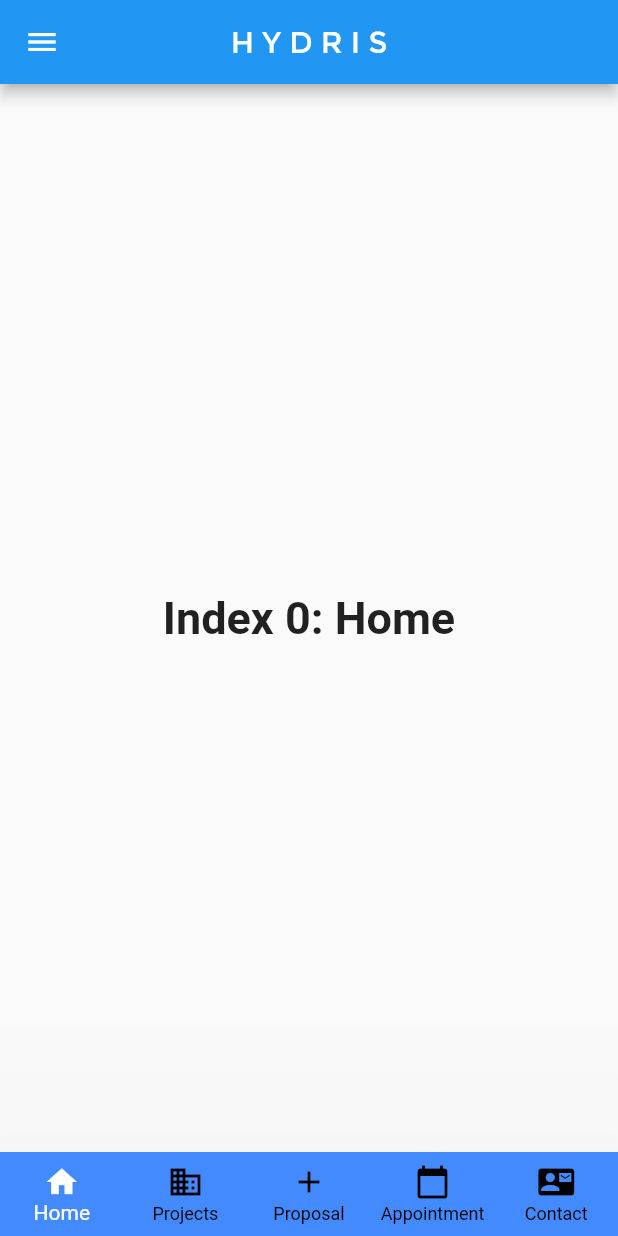
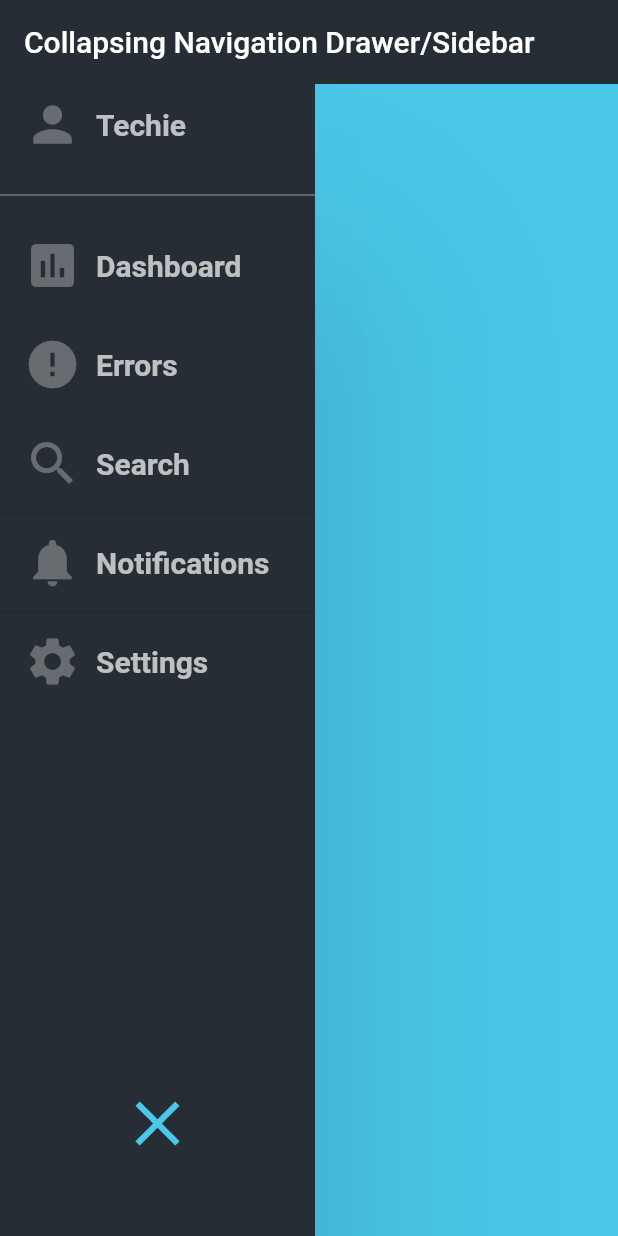
Before and after one commit to JosephLattisaw/hydris, a Flutter app: the screen it shows after launch, on a phone screen of 412 x 824 dp. Run offline on Flutter 3.47's test engine with Material 2 defaults, Android fonts, the phone set to English and light mode, and no system bars.

Commit message:
added collapsing sidebar

```diff
--- /dev/null
+++ b/hydris/lib/collapsible_sidebar/commons/collapsing_list_tile_widget.dart
@@ -0,0 +1,69 @@
+import '../custom_navigation_drawer.dart';
+import 'package:flutter/material.dart';
+
+class CollapsingListTile extends StatefulWidget {
+  final String title;
+  final IconData icon;
+  final AnimationController animation_controller;
+  final bool is_selected;
+  final Function on_tap;
+
+  CollapsingListTile(
+      {@required this.title,
+      @required this.icon,
+      @required this.animation_controller,
+      this.is_selected = false,
+      this.on_tap});
+
+  @override
+  _CollapsingListTileState createState() => _CollapsingListTileState();
+}
+
+class _CollapsingListTileState extends State<CollapsingListTile> {
+  Animation<double> width_animation, sized_box_animation;
+
+  @override
+  void initState() {
+    super.initState();
+    width_animation =
+        Tween<double>(begin: 200, end: 0).animate(widget.animation_controller);
+    sized_box_animation =
+        Tween<double>(begin: 10, end: 0).animate(widget.animation_controller);
+  }
+
+  @override
+  Widget build(BuildContext context) {
+    return InkWell(
+      onTap: widget.on_tap,
+      child: Container(
+        decoration: BoxDecoration(
+          borderRadius: BorderRadius.all(Radius.circular(16.0)),
+          color: widget.is_selected
+              ? Colors.transparent.withOpacity(0.3)
+              : Colors.transparent,
+        ),
+        width: width_animation.value,
+        margin: EdgeInsets.symmetric(horizontal: 8.0),
+        padding: EdgeInsets.symmetric(horizontal: 8.0, vertical: 8.0),
+        child: Row(
+          children: <Widget>[
+            Icon(
+              widget.icon,
+              color: widget.is_selected ? selected_color : Colors.white30,
+              size: 38.0,
+            ),
+            SizedBox(
+              width: sized_box_animation.value,
+            ),
+            (width_animation.value >= 100)
+                ? Text(widget.title,
+                    style: widget.is_selected
+                        ? list_title_selected_text_style
+                        : list_title_default_text_style)
+                : Container()
+          ],
+        ),
+      ),
+    );
+  }
+}
--- /dev/null
+++ b/hydris/lib/collapsible_sidebar/commons/collapsing_navigation_drawer_widget.dart
@@ -0,0 +1,100 @@
+import '../custom_navigation_drawer.dart';
+import 'package:flutter/material.dart';
+
+class CollapsingNavigationDrawer extends StatefulWidget {
+  @override
+  CollapsingNavigationDrawerState createState() {
+    return CollapsingNavigationDrawerState();
+  }
+}
+
+class CollapsingNavigationDrawerState extends State<CollapsingNavigationDrawer>
+    with SingleTickerProviderStateMixin {
+  double max_width = 210;
+  double min_width = 70;
+  bool is_collapsed = false;
+  AnimationController _animationController;
+  Animation<double> width_animation;
+  int current_selected_index = 0;
+
+  @override
+  void initState() {
+    super.initState();
+    _animationController =
+        AnimationController(vsync: this, duration: Duration(milliseconds: 300));
+    width_animation = Tween<double>(begin: max_width, end: min_width)
+        .animate(_animationController);
+  }
+
+  @override
+  Widget build(BuildContext context) {
+    return AnimatedBuilder(
+      animation: _animationController,
+      builder: (context, child) => get_widget(context, widget),
+    );
+  }
+
+  Widget get_widget(context, widget) {
+    return Material(
+      elevation: 80.0,
+      child: Container(
+        width: width_animation.value,
+        color: drawer_background_color,
+        child: Column(
+          children: <Widget>[
+            CollapsingListTile(
+              title: 'Techie',
+              icon: Icons.person,
+              animation_controller: _animationController,
+            ),
+            Divider(
+              color: Colors.grey,
+              height: 40.0,
+            ),
+            Expanded(
+              child: ListView.separated(
+                separatorBuilder: (context, counter) {
+                  return Divider(
+                    height: 12.0,
+                  );
+                },
+                itemBuilder: (context, counter) {
+                  return CollapsingListTile(
+                    title: navigation_items[counter].title,
+                    icon: navigation_items[counter].icon,
+                    animation_controller: _animationController,
+                    on_tap: () {
+                      setState(() {
+                        current_selected_index = counter;
+                      });
+                    },
+                  );
+                },
+                itemCount: navigation_items.length,
+              ),
+            ),
+            InkWell(
+              onTap: () {
+                setState(() {
+                  is_collapsed = !is_collapsed;
+                  is_collapsed
+                      ? _animationController.forward()
+                      : _animationController.reverse();
+                });
+              },
+              child: AnimatedIcon(
+                icon: AnimatedIcons.close_menu,
+                progress: _animationController,
+                color: selected_color,
+                size: 50.0,
+              ),
+            ),
+            SizedBox(
+              height: 50.0,
+            )
+          ],
+        ),
+      ),
+    );
+  }
+}
--- /dev/null
+++ b/hydris/lib/collapsible_sidebar/custom_navigation_drawer.dart
@@ -0,0 +1,4 @@
+export 'commons/collapsing_list_tile_widget.dart';
+export 'commons/collapsing_navigation_drawer_widget.dart';
+export 'model/navigation_model.dart';
+export 'theme.dart';
--- /dev/null
+++ b/hydris/lib/collapsible_sidebar/model/navigation_model.dart
@@ -0,0 +1,16 @@
+import 'package:flutter/material.dart';
+
+class NavigationModel {
+  String title;
+  IconData icon;
+
+  NavigationModel({this.title, this.icon});
+}
+
+List<NavigationModel> navigation_items = [
+  NavigationModel(title: "Dashboard", icon: Icons.insert_chart),
+  NavigationModel(title: "Errors", icon: Icons.error),
+  NavigationModel(title: "Search", icon: Icons.search),
+  NavigationModel(title: "Notifications", icon: Icons.notifications),
+  NavigationModel(title: "Settings", icon: Icons.settings),
+];
--- /dev/null
+++ b/hydris/lib/collapsible_sidebar/theme.dart
@@ -0,0 +1,9 @@
+import 'package:flutter/material.dart';
+
+TextStyle list_title_default_text_style = TextStyle(
+    color: Colors.white70, fontSize: 20.0, fontWeight: FontWeight.w600);
+TextStyle list_title_selected_text_style =
+    TextStyle(color: Colors.white, fontSize: 20.0, fontWeight: FontWeight.w600);
+
+Color selected_color = Color(0xFF4AC8EA);
+Color drawer_background_color = Color(0xFF272D34);
--- a/hydris/lib/homescreen.dart
+++ b/hydris/lib/homescreen.dart
@@ -1,4 +1,6 @@
 import 'package:flutter/material.dart';
+import 'package:hydris/collapsible_sidebar/custom_navigation_drawer.dart';
+import 'package:hydris/collapsible_sidebar/theme.dart';
 
 class MyApp extends StatelessWidget {
   static const String _title = 'Flutter Code Sample';
@@ -8,7 +10,28 @@ class MyApp extends StatelessWidget {
   Widget build(BuildContext context) {
     return MaterialApp(
       title: _title,
-      home: MyStatefulWidget(),
+      home: MyHomePage(),
+    );
+  }
+}
+
+class MyHomePage extends StatelessWidget {
+  @override
+  Widget build(BuildContext context) {
+    return Scaffold(
+      appBar: AppBar(
+        elevation: 0.0,
+        backgroundColor: drawer_background_color,
+        title: Text("Collapsing Navigation Drawer/Sidebar"),
+      ),
+      body: Stack(
+        children: <Widget>[
+          Container(
+            color: selected_color,
+          ),
+          CollapsingNavigationDrawer()
+        ],
+      ),
     );
   }
 }
```
